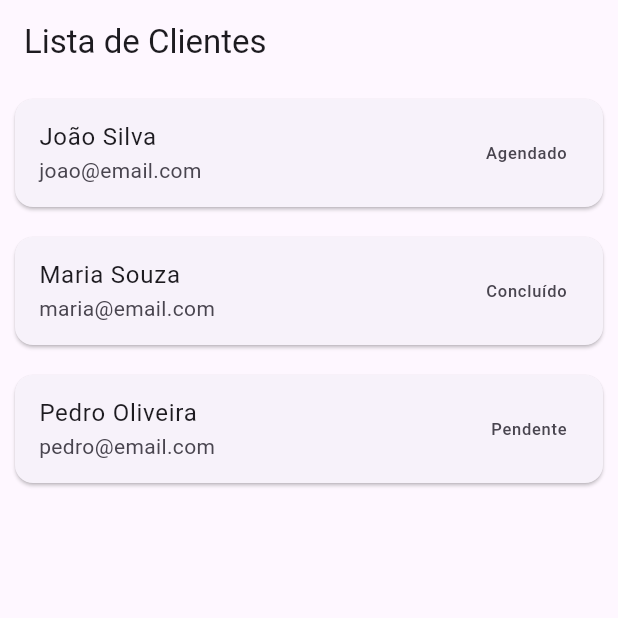
After one commit to maurodev16/Therapy-Dashboard, a Flutter app: the ClientListPage screen opened directly, on a phone screen of 412 x 824 dp, the top half of it. The commit adds this screen. Run offline on Flutter 3.47's test engine with Material 3 defaults, Android fonts, the phone set to English and light mode, and no system bars; our stand-ins replace get, table_calendar.

Commit message:
Clint List Page

```diff
--- a/lib/BottomNavigationBar/BottomNavigationBar.dart
+++ b/lib/BottomNavigationBar/BottomNavigationBar.dart
@@ -35,9 +35,9 @@ class BottomNavigationWidget extends GetView<BottomNavigationController> {
               ),
               BottomNavigationBarItem(
                 icon: Icon(
-                  Icons.calendar_month,
+                  Icons.people_alt_outlined,
                 ),
-                label: 'Appointment',
+                label: 'Kunder',
               ),
               BottomNavigationBarItem(
                 icon: Icon(
@@ -49,7 +49,7 @@ class BottomNavigationWidget extends GetView<BottomNavigationController> {
             selectedItemColor: azul,
             unselectedItemColor: Colors.grey,
             elevation: 0,
-            showSelectedLabels: false,
+            showSelectedLabels: true,
           ),
         );
       },
--- a/lib/Controller/BottomNavigationController.dart
+++ b/lib/Controller/BottomNavigationController.dart
@@ -1,19 +1,19 @@
 import 'package:flutter/material.dart';
 import 'package:get/get.dart';
-import 'package:therapy_dashboard/pages/BillsPage.dart';
+import 'package:therapy_dashboard/Pages/BottonNavPages/BillsPage.dart';
+import 'package:therapy_dashboard/Pages/BottonNavPages/ClientListPage.dart';
 
-import '../pages/AppointmentPage.dart';
-import '../pages/HomePage.dart';
-import '../pages/SettingsPage.dart';
+import '../Pages/BottonNavPages/HomePage.dart';
+import '../Pages/BottonNavPages/SettingsPage.dart';
 
 class BottomNavigationController extends GetxController {
-  static BottomNavigationController  get to  => Get.find();
+  static BottomNavigationController get to => Get.find();
   var currentIndex = 0.obs;
 
-   List<Widget> pages = [
+  List<Widget> pages = [
     HomePage(),
     BillsPage(),
-    AppointmentPage(),
+    ClientListPage(),
     SettingsPage(),
   ].obs;
 
--- /dev/null
+++ b/lib/pages/BottonNavPages/ClientListPage.dart
@@ -0,0 +1,93 @@
+import 'package:flutter/material.dart';
+import 'package:get/get.dart';
+
+class Client {
+  final String name;
+  final String email;
+  final String status;
+
+  Client({required this.name, required this.email, required this.status});
+}
+
+class ClientListController extends GetxController {
+  var clients = <Client>[
+    Client(name: 'João Silva', email: 'joao@email.com', status: 'Agendado'),
+    Client(name: 'Maria Souza', email: 'maria@email.com', status: 'Concluído'),
+    Client(name: 'Pedro Oliveira', email: 'pedro@email.com', status: 'Pendente'),
+  ].obs;
+}
+
+class ClientListPage extends StatelessWidget {
+  final controller = Get.put(ClientListController());
+
+  @override
+  Widget build(BuildContext context) {
+    return Scaffold(
+      appBar: AppBar(
+        title: Text('Lista de Clientes'),
+      ),
+      body: Obx(
+        () => ListView.builder(
+          itemCount: controller.clients.length,
+          itemBuilder: (context, index) {
+            var client = controller.clients[index];
+            return ClientCard(client: client);
+          },
+        ),
+      ),
+    );
+  }
+}
+
+class ClientCard extends StatelessWidget {
+  final Client client;
+
+  ClientCard({required this.client});
+
+  @override
+  Widget build(BuildContext context) {
+    return Card(
+      margin: EdgeInsets.all(10),
+      child: ListTile(
+        title: Text(client.name),
+        subtitle: Text(client.email),
+        trailing: Text(client.status),
+        onTap: () {
+          // Navegar para a tela de detalhes do cliente ou realizar outra ação desejada.
+          Get.to(() => ClientDetailsPage(client: client));
+        },
+      ),
+    );
+  }
+}
+
+class ClientDetailsPage extends StatelessWidget {
+  final Client client;
+
+  ClientDetailsPage({required this.client});
+
+  @override
+  Widget build(BuildContext context) {
+    return Scaffold(
+      appBar: AppBar(
+        title: Text('Detalhes do Cliente'),
+      ),
+      body: Padding(
+        padding: EdgeInsets.all(16),
+        child: Column(
+          crossAxisAlignment: CrossAxisAlignment.start,
+          children: [
+            Text('Nome: ${client.name}'),
+            Text('Email: ${client.email}'),
+            Text('Status: ${client.status}'),
+            // Adicione mais detalhes conforme necessário.
+          ],
+        ),
+      ),
+    );
+  }
+}
+
+void main() {
+  runApp(GetMaterialApp(home: ClientListPage()));
+}
```
Also changed, not shown: lib/IRepository/IRepositoryUser.dart (added, +9 -0 lines), lib/Models/UserModel.dart (added, +35 -0 lines), lib/Repository/RepositoryUser.dart (added, +87 -0 lines), lib/pages/BottonNavPages/HomePage.dart (renamed from lib/pages/HomePage.dart, +11 -2 lines), lib/pages/BottonNavPages/BillsPage.dart (renamed from lib/pages/BillsPage.dart), lib/pages/BottonNavPages/SettingsPage.dart (renamed from lib/pages/SettingsPage.dart).
